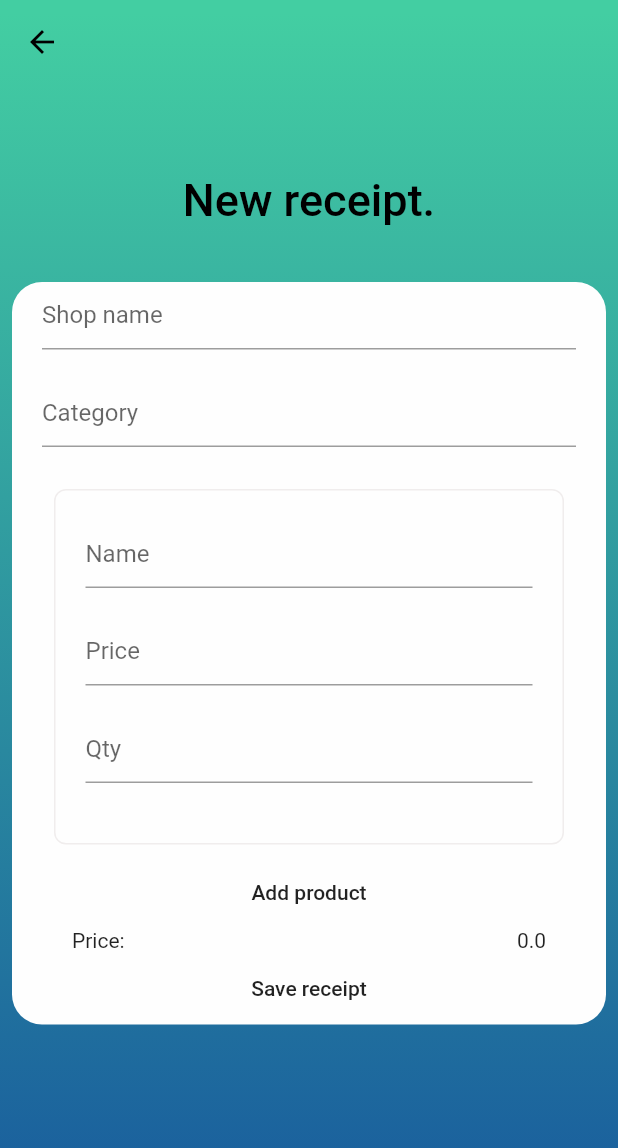
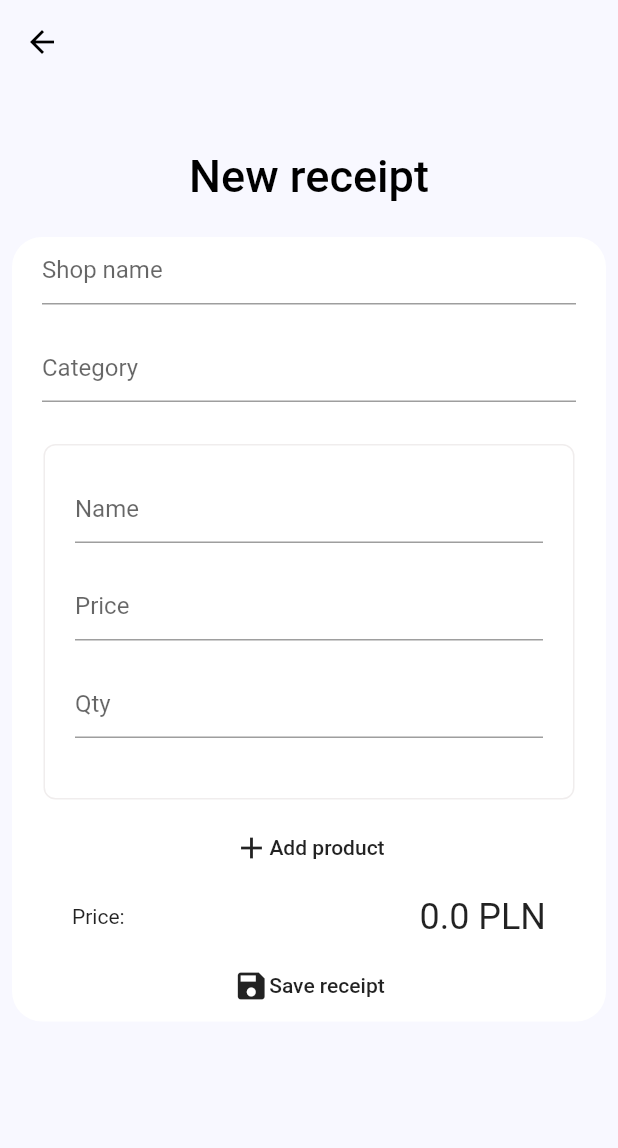
Before and after one commit to wkulczi/GdzieMojHajsApp, a Flutter app: the AddReceipt screen opened by its route, after a tap on "Add product", on a phone screen of 412 x 824 dp. Shown: the top 1148 px of the screen. Run offline on Flutter 3.47's test engine with Material 2 defaults, Android fonts, the phone set to English and light mode, and no system bars; our stand-ins replace equatable, flushbar, flutter_screenutil, percent_indicator, pie_chart; missing offline and left inert: fab_circular_menu, flutter_statusbarcolor, unicorndial; generated files the repository leaves out were written again; Roboto replaces fonts that are missing (Nunito).

Commit message:
- manually adding receipt

```diff
--- a/lib/pages/NewReceipt/add_receipt.dart
+++ b/lib/pages/NewReceipt/add_receipt.dart
@@ -15,6 +15,7 @@ class AddReceipt extends StatefulWidget {
 }
 
 class _AddReceiptState extends State<AddReceipt> {
+  ProductController _productController = ProductController();
   final _formKey = GlobalKey<FormState>();
   ReceiptModel _receipt = ReceiptModel(sum: 0.0, categoryName: null, products: [], companyName: null);
 
@@ -23,29 +24,27 @@ class _AddReceiptState extends State<AddReceipt> {
     return Scaffold(
         extendBodyBehindAppBar: true,
         body: Container(
-        decoration: defaultGradientDecoration(),
+          color: ColorStyles.hexToColor("#F8F8FF"),
           child: CustomScrollView(
-          slivers: [
+            slivers: <Widget>[
               SliverAppBar(
-              expandedHeight: 180,
+                expandedHeight: 150,
+                stretch: true,
                 flexibleSpace: FlexibleSpaceBar(
                   centerTitle: true,
-                titlePadding: EdgeInsets.only(bottom: 30),
-                title: Text("New receipt."),
+//                titlePadding: EdgeInsets.only(bottom: 30),
+                  title: Text("New receipt"),
                 ),
                 backgroundColor: Colors.transparent,
               ),
               SliverList(
-              delegate: SliverChildListDelegate([
+                delegate: SliverChildListDelegate(
+                  [
                     Padding(
-                  padding: const EdgeInsets.all(8.0),
+                      padding: EdgeInsets.all(8),
                       child: Container(
-                    decoration: BoxDecoration(
-                      color: ColorStyles.hexToColor("#FEFEFE"),
-                      borderRadius: BorderRadius.all(
-                        Radius.circular(20),
-                      ),
-                    ),
+                        decoration:
+                            BoxDecoration(color: Colors.white, borderRadius: BorderRadius.all(Radius.circular(20))),
                         child: SafeArea(
                           child: Form(
                             key: _formKey,
@@ -53,79 +52,102 @@ class _AddReceiptState extends State<AddReceipt> {
                               padding: EdgeInsets.symmetric(horizontal: 20),
                               child: Column(
                                 children: <Widget>[
-                              formFieldWidget("Shop name", (input) => _receipt.companyName = input, TextInputType.text),
-                              formFieldWidget("Category", (input) => _receipt.categoryName = input, TextInputType.text),
+                                  formFieldWidget(
+                                      "Shop name", (input) => _receipt.companyName = input, TextInputType.text),
+                                  formFieldWidget(
+                                      "Category", (input) => _receipt.categoryName = input, TextInputType.text),
                                   ListView.builder(
                                     physics: NeverScrollableScrollPhysics(),
                                     shrinkWrap: true,
                                     itemCount: _receipt.products.length,
                                     itemBuilder: (cntxt, index) {
                                       return productWidget(index);
-                                  }),
+                                    },
+                                  ),
                                   FlatButton(
                                     onPressed: () => {
                                       _receipt.products.add(ProductModel()),
                                       setState(() {}),
                                     },
-                                child: Text("Add product"),
+                                    child: Row(
+                                      mainAxisSize: MainAxisSize.max,
+                                      mainAxisAlignment: MainAxisAlignment.center,
+                                      children: <Widget>[
+                                        Icon(Icons.add),
+                                        Text("Add product"),
+                                      ],
+                                    ),
                                   ),
                                   sumWidget(),
                                   FlatButton(
-                                onPressed: () => {
-//                                  if (_formKey.currentState.validate())
-//                                    {
-//                                      print("oi good job mate, sending now"),
-//                                      _productController.sendReceipt(receipt: _receipt).then((value) => {
-//                                            if (value.statusCode == 200)
-//                                              {
-//                                                showSuccessFlushbar(context),
-//                                                print("halo?"),
-//                                                Navigator.popUntil(context, ModalRoute.withName('/home')),
-//                                              }
-//                                            else
-//                                              {
-//                                                showFailureFlushbar(context),
-//                                              },
-//                                          }),
-//                                    },
-//                                  print(_receipt.showModel())
+                                    child: Row(
+                                      mainAxisAlignment: MainAxisAlignment.center,
+                                      mainAxisSize: MainAxisSize.max,
+                                      children: <Widget>[
+                                        Icon(Icons.save),
+                                        Text("Save receipt"),
+                                      ],
+                                    ),
+                                    onPressed: () async => {
+                                      if (_formKey.currentState.validate())
+                                        {
+                                          _productController.sendReceipt(receipt: _receipt).then(
+                                                (value) async => {
+                                                  if (value.statusCode == 200)
+                                                    {
+                                                      await Navigator.of(context).pop(),
+                                                      showSuccessFlushbar(context, _receipt.sum.toString()),
+                                                    }
+                                                  else{
+                                                    showFailureFlushbar(context)
+                                                  }
                                                 },
-                                child: Text("Save receipt"),
-                              ),
+                                              )
+                                        }
+                                    },
+                                  )
                                 ],
                               ),
                             ),
                           ),
                         ),
                       ),
-                ),
-              ]),
                     )
                   ],
                 ),
+              )
+            ],
           ),
-    );
+        ));
   }
 
-  Widget productWidget(int index) {
+  sumWidget() {
+    _receipt.sum = 0;
+    for (ProductModel product in _receipt.products) {
+      if (product.price != null && product.quantity != null) {
+        _receipt.sum += product.price * product.quantity;
+      }
+    }
     return Padding(
-      padding: const EdgeInsets.all(8.0),
+      padding: EdgeInsets.symmetric(horizontal: 20, vertical: 8),
       child: Container(
-        decoration: BoxDecoration(
-          border: Border.all(
-            color: ColorStyles.hexToColor("#f0eded"),
+        child: Row(
+          mainAxisAlignment: MainAxisAlignment.spaceBetween,
+          children: [
+            Expanded(
+              flex: 4,
+              child: Text("Price:"),
             ),
-          borderRadius: BorderRadius.circular(8),
+            Expanded(
+              flex: 2,
+              child: Align(
+                alignment: Alignment.centerRight,
+                child: Text(
+                  _receipt.sum.toString() == 'null' ? "0.00 PLN" : _receipt.sum.toString() + " PLN",
+                  style: TextStyle(fontSize: 24),
                 ),
-        padding: EdgeInsets.all(20),
-        child: Column(
-          children: [
-            formFieldWidget(
-                "Name", (input) => {print(input), _receipt.products[index].name = input}, TextInputType.text),
-            formFieldWidget("Price", (input) => {_receipt.products[index].price = double.parse(input), setState(() {})},
-                TextInputType.number),
-            formFieldWidget("Qty", (input) => {_receipt.products[index].quantity = int.parse(input), setState(() {})},
-                TextInputType.number),
+              ),
+            ),
           ],
         ),
       ),
@@ -152,6 +174,8 @@ class _AddReceiptState extends State<AddReceipt> {
                 borderSide: BorderSide(color: Colors.blue),
               ),
             ),
+            textInputAction: TextInputAction.next,
+            onFieldSubmitted: (_) => FocusScope.of(context).nextFocus(),
             validator: (value) {
               if (value.isEmpty) {
                 return 'Please enter a value here.';
@@ -165,57 +189,29 @@ class _AddReceiptState extends State<AddReceipt> {
     );
   }
 
-  sumWidget() {
-    _receipt.sum = 0;
-    for (ProductModel product in _receipt.products) {
-      if (product.price != null && product.quantity != null) {
-        _receipt.sum += product.price * product.quantity;
-      }
-    }
+  Widget productWidget(int index) {
     return Padding(
-      padding: EdgeInsets.symmetric(horizontal: 20),
+      padding: EdgeInsets.symmetric(vertical: 8, horizontal: 1),
       child: Container(
-        child: Row(
-          mainAxisAlignment: MainAxisAlignment.spaceBetween,
+        decoration: BoxDecoration(
+          border: Border.all(
+            color: ColorStyles.hexToColor("#f0eded"),
+          ),
+          borderRadius: BorderRadius.circular(8),
+        ),
+        padding: EdgeInsets.all(20),
+        child: Column(
           children: [
-            Expanded(
-              flex: 4,
-              child: Text("Price:"),
-            ),
-            Expanded(
-              flex: 2,
-              child: Align(
-                alignment: Alignment.centerRight,
-                child: Text(_receipt.sum.toString() == 'null' ? "0.00" : _receipt.sum.toString()),
-              ),
-            ),
+            formFieldWidget(
+                "Name", (input) => {print(input), _receipt.products[index].name = input}, TextInputType.text),
+            formFieldWidget("Price", (input) => {_receipt.products[index].price = double.parse(input), setState(() {})},
+                TextInputType.number),
+            formFieldWidget("Qty", (input) => {_receipt.products[index].quantity = int.parse(input), setState(() {})},
+                TextInputType.number),
           ],
         ),
       ),
     );
-  }
-
-  showSuccessFlushbar(BuildContext context) {
-    Flushbar(
-      padding: EdgeInsets.all(10),
-      borderRadius: 8,
-      //todo customise if ya want
-      backgroundColor: ColorStyles.hexToColor("#FEFEFE"),
-      boxShadows: [
-        BoxShadow(color: Colors.black45, offset: Offset(3, 3), blurRadius: 3),
-      ],
-      duration: Duration(seconds: 1, milliseconds: 40),
-      dismissDirection: FlushbarDismissDirection.HORIZONTAL,
-      forwardAnimationCurve: Curves.fastLinearToSlowEaseIn,
-      titleText: Text(
-        "Receipt sent",
-        style: TextStyle(color: Colors.green),
-      ),
-      messageText: Text(
-        "Aye, good job",
-        style: TextStyle(color: Colors.black),
-      ),
-    )..show(context);
   }
 
   showFailureFlushbar(BuildContext context) {
@@ -227,7 +223,7 @@ class _AddReceiptState extends State<AddReceipt> {
       boxShadows: [
         BoxShadow(color: Colors.black45, offset: Offset(3, 3), blurRadius: 3),
       ],
-      duration: Duration(seconds: 1, milliseconds: 40),
+      duration: Duration(seconds: 3),
       dismissDirection: FlushbarDismissDirection.HORIZONTAL,
       forwardAnimationCurve: Curves.fastLinearToSlowEaseIn,
       titleText: Text(
@@ -235,7 +231,30 @@ class _AddReceiptState extends State<AddReceipt> {
         style: TextStyle(color: Colors.red),
       ),
       messageText: Text(
-        "Aye, good job",
+        "Try again later",
+        style: TextStyle(color: Colors.black),
+      ),
+    )..show(context);
+  }
+
+  showSuccessFlushbar(BuildContext context, String sum) {
+    Flushbar(
+      padding: EdgeInsets.all(10),
+      borderRadius: 8,
+      //todo customise if ya want
+      backgroundColor: ColorStyles.hexToColor("#FEFEFE"),
+      boxShadows: [
+        BoxShadow(color: Colors.black45, offset: Offset(3, 3), blurRadius: 3),
+      ],
+      duration: Duration(seconds: 3),
+      dismissDirection: FlushbarDismissDirection.HORIZONTAL,
+      forwardAnimationCurve: Curves.fastLinearToSlowEaseIn,
+      titleText: Text(
+        "Receipt sent",
+        style: TextStyle(color: Colors.green),
+      ),
+      messageText: Text(
+        "$sum PLN removed from limits",
         style: TextStyle(color: Colors.black),
       ),
     )..show(context);
--- a/pubspec.yaml
+++ b/pubspec.yaml
@@ -4,7 +4,7 @@ description: A new Flutter application.
 version: 1.0.0+1
 
 environment:
-  sdk: ">=2.1.0 <3.0.0"
+  sdk: ">=2.2.2 <3.0.0"
 
 dependencies:
   flutter:
```
Lines whose indentation alone changed are shown as unchanged.
